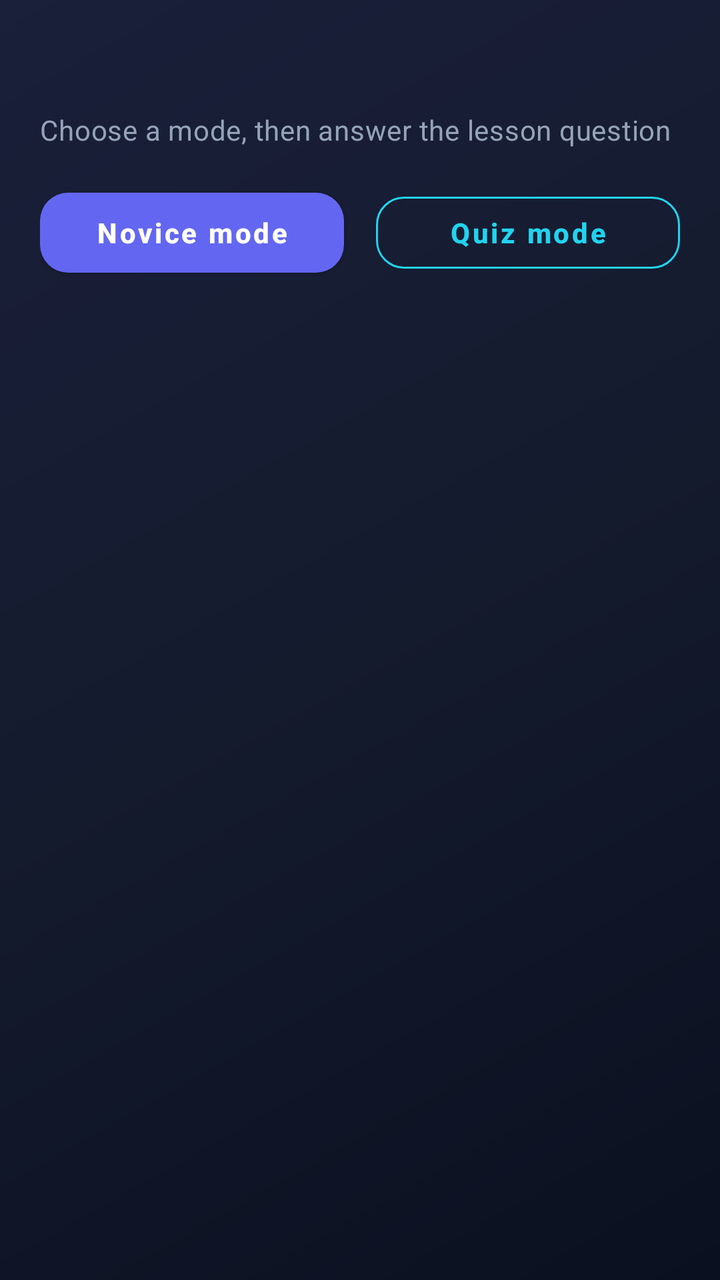
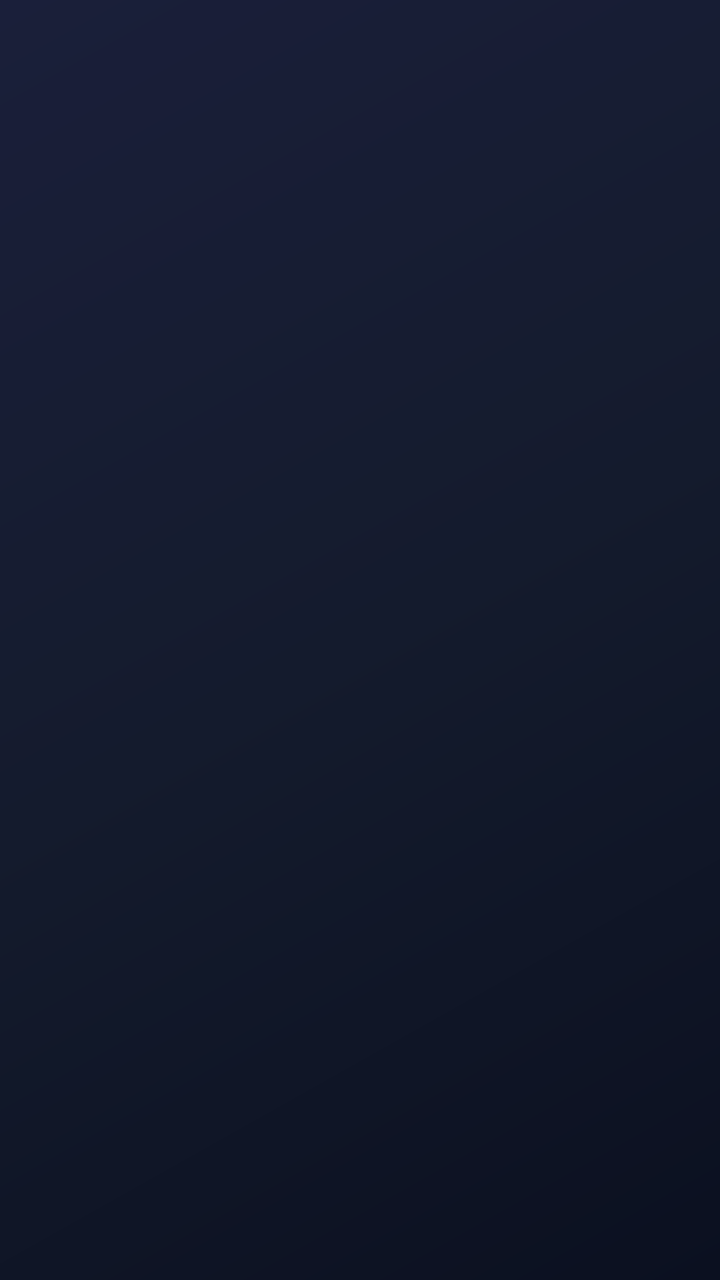

Before-and-after screenshots of an Android layout around one commit, followed by the original layout XML and the change that was made.
<!-- AndroidManifest.xml: application theme Theme.QuantumRealm -->
<!-- res/layout/activity_lesson_activity.xml -->
<?xml version="1.0" encoding="utf-8"?>
<ScrollView xmlns:android="http://schemas.android.com/apk/res/android"
    android:layout_width="match_parent"
    android:layout_height="match_parent"
    android:background="@drawable/bg_game_screen"
    android:fillViewport="true">

    <LinearLayout
        android:layout_width="match_parent"
        android:layout_height="wrap_content"
        android:orientation="vertical"
        android:padding="@dimen/game_screen_padding">

        <TextView
            android:id="@+id/activityLessonTitle"
            android:layout_width="match_parent"
            android:layout_height="wrap_content"
            android:textAppearance="@style/TextAppearance.QuantumRealm.Hero"
            android:textSize="22sp" />

        <TextView
            android:layout_width="match_parent"
            android:layout_height="wrap_content"
            android:layout_marginTop="6dp"
            android:layout_marginBottom="16dp"
            android:text="Choose a mode, then answer the lesson question"
            android:textAppearance="@style/TextAppearance.QuantumRealm.Subtitle" />

        <LinearLayout
            android:id="@+id/modeChoiceRow"
            android:layout_width="match_parent"
            android:layout_height="wrap_content"
            android:orientation="horizontal">

            <com.google.android.material.button.MaterialButton
                android:id="@+id/modeNoviceButton"
                style="@style/Widget.QuantumRealm.Button.Primary"
                android:layout_width="0dp"
                android:layout_height="wrap_content"
                android:layout_marginEnd="8dp"
                android:layout_weight="1"
                android:text="Novice mode" />

            <com.google.android.material.button.MaterialButton
                android:id="@+id/modeQuizButton"
                style="@style/Widget.QuantumRealm.Button.Secondary"
                android:layout_width="0dp"
                android:layout_height="wrap_content"
                android:layout_marginStart="8dp"
                android:layout_weight="1"
                android:text="Quiz mode" />
        </LinearLayout>

        <LinearLayout
            android:id="@+id/activityContainer"
            android:layout_width="match_parent"
            android:layout_height="wrap_content"
            android:layout_marginTop="16dp"
            android:orientation="vertical"
            android:visibility="gone" />
    </LinearLayout>
</ScrollView>
<!-- resources referenced by this layout -->
<resources>
  <dimen name="game_screen_padding">20dp</dimen>
  <!-- drawable bg_game_screen (drawable) -->
  <?xml version="1.0" encoding="utf-8"?>
  <layer-list xmlns:android="http://schemas.android.com/apk/res/android">
      <item>
          <shape android:shape="rectangle">
              <gradient
                  android:angle="135"
                  android:startColor="@color/game_bg_dark"
                  android:centerColor="@color/game_bg_mid"
                  android:endColor="#1A1F3A"
                  android:type="linear" />
          </shape>
      </item>
  </layer-list>
  <style name="TextAppearance.QuantumRealm.Hero" parent="TextAppearance.MaterialComponents.Headline4">
          <item name="android:textColor">@color/game_text_primary</item>
          <item name="android:textStyle">bold</item>
      </style>
  <style name="TextAppearance.QuantumRealm.Subtitle" parent="TextAppearance.MaterialComponents.Body2">
          <item name="android:textColor">@color/game_text_secondary</item>
      </style>
  <style name="Widget.QuantumRealm.Button.Primary" parent="Widget.MaterialComponents.Button">
          <item name="android:textColor">@color/white</item>
          <item name="android:textAllCaps">false</item>
          <item name="android:textStyle">bold</item>
          <item name="cornerRadius">@dimen/game_button_radius</item>
          <item name="backgroundTint">@color/game_primary</item>
          <item name="android:minHeight">52dp</item>
      </style>
  <style name="Widget.QuantumRealm.Button.Secondary" parent="Widget.MaterialComponents.Button.OutlinedButton">
          <item name="android:textColor">@color/game_accent</item>
          <item name="android:textAllCaps">false</item>
          <item name="cornerRadius">@dimen/game_button_radius</item>
          <item name="strokeColor">@color/game_accent</item>
          <item name="android:minHeight">48dp</item>
      </style>
  <style name="Theme.QuantumRealm" parent="Theme.MaterialComponents.DayNight.DarkActionBar">
          <item name="colorPrimary">@color/game_primary</item>
          <item name="colorPrimaryVariant">@color/game_primary_dark</item>
          <item name="colorOnPrimary">@color/white</item>
          <item name="colorSecondary">@color/game_accent</item>
          <item name="colorSecondaryVariant">@color/teal_700</item>
          <item name="colorOnSecondary">@color/black</item>
          <item name="android:statusBarColor">@color/game_bg_dark</item>
          <item name="android:navigationBarColor">@color/game_bg_dark</item>
          <item name="android:windowBackground">@color/game_bg_dark</item>
          <item name="materialButtonStyle">@style/Widget.QuantumRealm.Button.Primary</item>
          <item name="actionBarTheme">@style/ThemeOverlay.QuantumRealm.ActionBar</item>
      </style>
  <color name="game_bg_dark">#0B1020</color>
  <color name="game_bg_mid">#141B2D</color>
  <color name="game_text_primary">#F8FAFC</color>
  <color name="game_text_secondary">#94A3B8</color>
  <color name="white">#FFFFFFFF</color>
  <dimen name="game_button_radius">14dp</dimen>
  <color name="game_primary">#6366F1</color>
  <color name="game_accent">#22D3EE</color>
  <color name="game_primary_dark">#4F46E5</color>
  <color name="teal_700">#FF018786</color>
  <color name="black">#FF000000</color>
  <style name="ThemeOverlay.QuantumRealm.ActionBar" parent="ThemeOverlay.MaterialComponents.Dark.ActionBar">
          <item name="android:textColorPrimary">@color/game_text_primary</item>
          <item name="colorControlNormal">@color/game_text_primary</item>
      </style>
</resources>

<!-- the commit's change to res/layout/activity_lesson_activity.xml (unified diff, before → after) -->
@@ -19,44 +19,17 @@
             android:textSize="22sp" />
 
         <TextView
+            android:id="@+id/activityLessonSubtitle"
             android:layout_width="match_parent"
             android:layout_height="wrap_content"
             android:layout_marginTop="6dp"
             android:layout_marginBottom="16dp"
-            android:text="Choose a mode, then answer the lesson question"
             android:textAppearance="@style/TextAppearance.QuantumRealm.Subtitle" />
-
-        <LinearLayout
-            android:id="@+id/modeChoiceRow"
-            android:layout_width="match_parent"
-            android:layout_height="wrap_content"
-            android:orientation="horizontal">
-
-            <com.google.android.material.button.MaterialButton
-                android:id="@+id/modeNoviceButton"
-                style="@style/Widget.QuantumRealm.Button.Primary"
-                android:layout_width="0dp"
-                android:layout_height="wrap_content"
-                android:layout_marginEnd="8dp"
-                android:layout_weight="1"
-                android:text="Novice mode" />
-
-            <com.google.android.material.button.MaterialButton
-                android:id="@+id/modeQuizButton"
-                style="@style/Widget.QuantumRealm.Button.Secondary"
-                android:layout_width="0dp"
-                android:layout_height="wrap_content"
-                android:layout_marginStart="8dp"
-                android:layout_weight="1"
-                android:text="Quiz mode" />
-        </LinearLayout>
 
         <LinearLayout
             android:id="@+id/activityContainer"
             android:layout_width="match_parent"
             android:layout_height="wrap_content"
-            android:layout_marginTop="16dp"
-            android:orientation="vertical"
-            android:visibility="gone" />
+            android:orientation="vertical" />
     </LinearLayout>
 </ScrollView>
<!-- resource entries referenced after the edit -->
@@ -30,13 +30,6 @@
           <item name="backgroundTint">@color/game_primary</item>
           <item name="android:minHeight">52dp</item>
       </style>
-  <style name="Widget.QuantumRealm.Button.Secondary" parent="Widget.MaterialComponents.Button.OutlinedButton">
-          <item name="android:textColor">@color/game_accent</item>
-          <item name="android:textAllCaps">false</item>
-          <item name="cornerRadius">@dimen/game_button_radius</item>
-          <item name="strokeColor">@color/game_accent</item>
-          <item name="android:minHeight">48dp</item>
-      </style>
   <style name="Theme.QuantumRealm" parent="Theme.MaterialComponents.DayNight.DarkActionBar">
           <item name="colorPrimary">@color/game_primary</item>
           <item name="colorPrimaryVariant">@color/game_primary_dark</item>
